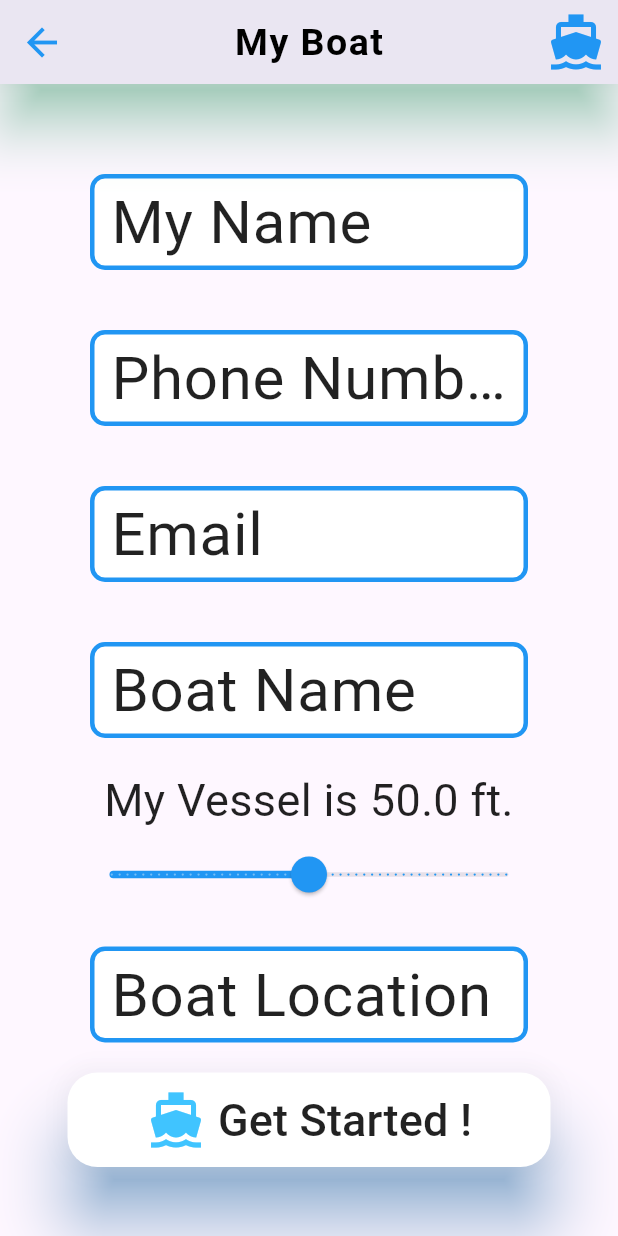
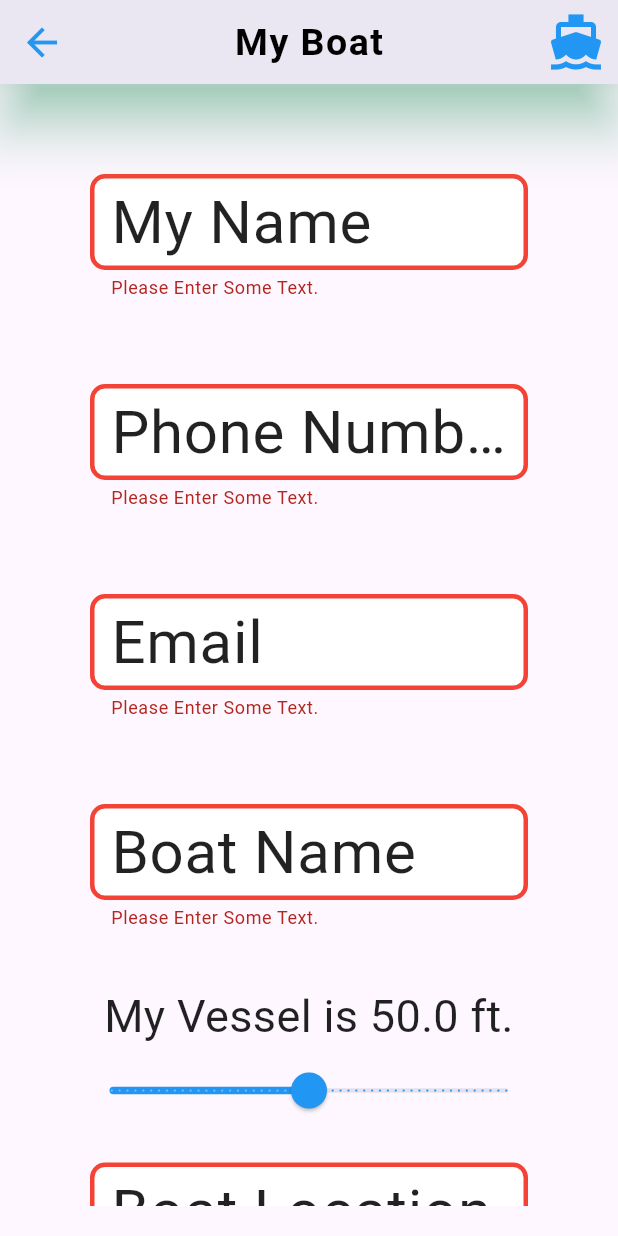
Before and after one commit to gardnerapp/NewportMarineDetailing, a Flutter app: the CreateBoat screen opened by its route, after a tap on "Get Started !", on a phone screen of 412 x 824 dp. Run offline on Flutter 3.47's test engine with Material 3 defaults, Android fonts, the light colour scheme and no system bars.

Commit message:
Finish form validators

```diff
--- a/lib/pages/create_boat/boat_text_form.dart
+++ b/lib/pages/create_boat/boat_text_form.dart
@@ -7,7 +7,7 @@ class BoatTextForm extends StatelessWidget {
   const BoatTextForm({
     super.key,
     required this.label,
-    required this.onChanged
+    required this.onChanged,
   });
 
   @override
@@ -23,7 +23,13 @@ class BoatTextForm extends StatelessWidget {
         onChanged: (val){
           onChanged(val);
         },
-        validator: (val) => val != null? "Please enter !" : null,
+        validator: (val){
+          if (val == null || val.isEmpty){
+            return "Please Enter Some Text.\n";
+          }else{
+            return null;
+          }
+        },
       ),
     );
   }
--- a/lib/pages/create_boat/create_boat.dart
+++ b/lib/pages/create_boat/create_boat.dart
@@ -22,6 +22,8 @@ class _CreateBoatState extends State<CreateBoat> {
   late String email;
   late String phone;
 
+  final _formKey = GlobalKey<FormState>();
+
   @override
   Widget build(BuildContext context) {
     return Scaffold(
@@ -29,6 +31,7 @@ class _CreateBoatState extends State<CreateBoat> {
       body: Container(
         padding: const EdgeInsets.symmetric(vertical: 20, horizontal: 25.0),
         child: Form(
+            key: _formKey,
             child: ListView(
               padding: const EdgeInsets.symmetric(vertical: 20.0, horizontal: 20.0),
               children:[
@@ -96,12 +99,19 @@ class _CreateBoatState extends State<CreateBoat> {
                         location = val;
                       });
                     }),
-                FormSubmitBtn(label: "Get Started !",
-                    onPressed: (){},
-                    icon: const Icon(
-                      Icons.directions_boat,
-                      size: 40.0,
-                      color: Colors.lightBlueAccent,),
+                FormSubmitBtn(
+                  label: "Get Started !",
+                  icon: const Icon(
+                    Icons.directions_boat,
+                    size: 40.0,
+                    color: Colors.lightBlueAccent,),
+                    onPressed: (){
+                      if(_formKey.currentState!.validate()){
+                        print("Valid");
+                      }else{
+                        print(_formKey.currentState!.validate());
+                      }
+                    },
                 ),
               ]
             )),
```
